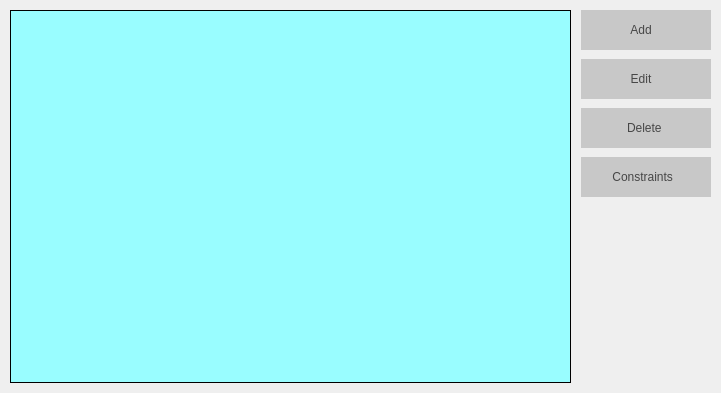
Above: Orar/OrarApp/ClassesView.ui from alexandrutm/UnivTimetable before the change. Below: the same form after it.
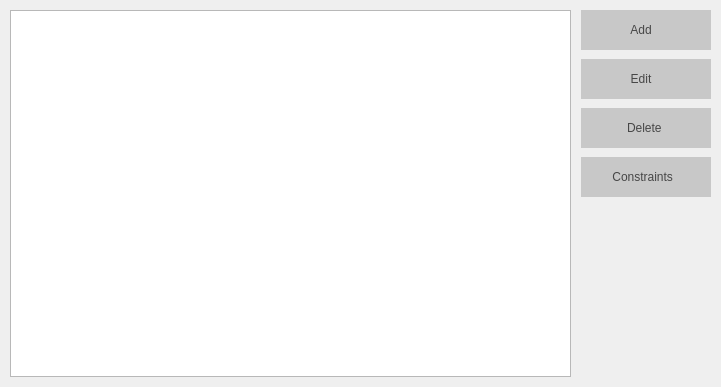
That is the form after the change. Icons and pictures are not drawn.

```diff
--- a/Orar/OrarApp/ClassesView.ui
+++ b/Orar/OrarApp/ClassesView.ui
@@ -7,7 +7,7 @@
     <x>0</x>
     <y>0</y>
     <width>721</width>
-    <height>393</height>
+    <height>387</height>
    </rect>
   </property>
   <property name="windowTitle">
@@ -33,21 +33,7 @@
     <number>10</number>
    </property>
    <item>
-    <widget class="QTableView" name="mTable">
-     <property name="styleSheet">
-      <string notr="true">background-color: rgb(153, 253, 255);
-border: 1px solid;</string>
-     </property>
-     <property name="frameShape">
-      <enum>QFrame::NoFrame</enum>
-     </property>
-     <property name="selectionBehavior">
-      <enum>QAbstractItemView::SelectRows</enum>
-     </property>
-     <attribute name="verticalHeaderVisible">
-      <bool>false</bool>
-     </attribute>
-    </widget>
+    <widget class="QTreeView" name="mTree"/>
    </item>
    <item>
     <widget class="QFrame" name="frame">
```
